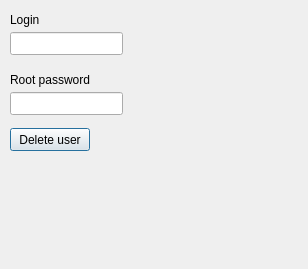
Old version of the form del_user.ui in the repository degieusz/face_recogniction.
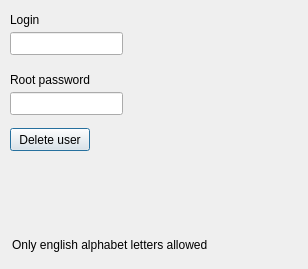
New version of the form.

```diff
--- a/del_user.ui
+++ b/del_user.ui
@@ -79,7 +79,7 @@
    <property name="geometry">
     <rect>
      <x>8</x>
-     <y>168</y>
+     <y>152</y>
      <width>293</width>
      <height>69</height>
     </rect>
@@ -88,6 +88,19 @@
     <string/>
    </property>
   </widget>
+  <widget class="QLabel" name="english_alphabet">
+   <property name="geometry">
+    <rect>
+     <x>12</x>
+     <y>228</y>
+     <width>241</width>
+     <height>33</height>
+    </rect>
+   </property>
+   <property name="text">
+    <string>Only english alphabet letters allowed</string>
+   </property>
+  </widget>
  </widget>
  <resources/>
  <connections/>
```
